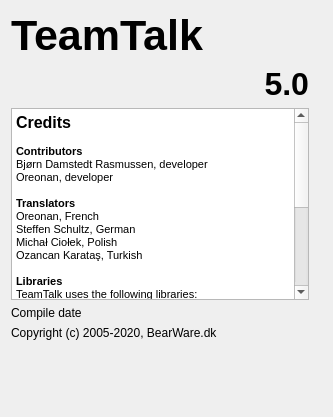
Above: Client/qtTeamTalk/about.ui from BearWare/TeamTalk5 before the change. Below: the same form after it.
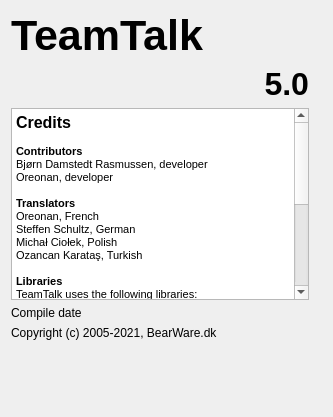
That is the form after the change.

Commit message: Added WebRTC to 3rd party libraries

Diff of the .ui file:
```diff
--- a/Client/qtTeamTalk/about.ui
+++ b/Client/qtTeamTalk/about.ui
@@ -74,33 +74,34 @@
 &lt;html&gt;&lt;head&gt;&lt;meta name=&quot;qrichtext&quot; content=&quot;1&quot; /&gt;&lt;style type=&quot;text/css&quot;&gt;
 p, li { white-space: pre-wrap; }
 &lt;/style&gt;&lt;/head&gt;&lt;body style=&quot; font-family:'MS Shell Dlg 2'; font-size:8.25pt; font-weight:400; font-style:normal;&quot;&gt;
-&lt;p style=&quot; margin-top:0px; margin-bottom:0px; margin-left:0px; margin-right:0px; -qt-block-indent:0; text-indent:0px;&quot;&gt;&lt;span style=&quot; font-family:'MS Shell Dlg 2'; font-size:12pt; font-weight:600;&quot;&gt;Credits&lt;/span&gt;&lt;/p&gt;
-&lt;p style=&quot;-qt-paragraph-type:empty; margin-top:0px; margin-bottom:0px; margin-left:0px; margin-right:0px; -qt-block-indent:0; text-indent:0px; font-family:'MS Shell Dlg 2'; font-weight:600;&quot;&gt;&lt;br /&gt;&lt;/p&gt;
-&lt;p style=&quot; margin-top:0px; margin-bottom:0px; margin-left:0px; margin-right:0px; -qt-block-indent:0; text-indent:0px;&quot;&gt;&lt;span style=&quot; font-family:'MS Shell Dlg 2'; font-weight:600;&quot;&gt;Contributors&lt;/span&gt;&lt;/p&gt;
-&lt;p style=&quot; margin-top:0px; margin-bottom:0px; margin-left:0px; margin-right:0px; -qt-block-indent:0; text-indent:0px;&quot;&gt;&lt;span style=&quot; font-family:'MS Shell Dlg 2';&quot;&gt;Bjørn Damstedt Rasmussen, developer&lt;/span&gt;&lt;/p&gt;
-&lt;p style=&quot; margin-top:0px; margin-bottom:0px; margin-left:0px; margin-right:0px; -qt-block-indent:0; text-indent:0px;&quot;&gt;&lt;span style=&quot; font-family:'MS Shell Dlg 2';&quot;&gt;Oreonan, developer&lt;/span&gt;&lt;/p&gt;
-&lt;p style=&quot;-qt-paragraph-type:empty; margin-top:0px; margin-bottom:0px; margin-left:0px; margin-right:0px; -qt-block-indent:0; text-indent:0px; font-family:'MS Shell Dlg 2';&quot;&gt;&lt;br /&gt;&lt;/p&gt;
-&lt;p style=&quot; margin-top:0px; margin-bottom:0px; margin-left:0px; margin-right:0px; -qt-block-indent:0; text-indent:0px;&quot;&gt;&lt;span style=&quot; font-family:'MS Shell Dlg 2'; font-weight:600;&quot;&gt;Translators&lt;/span&gt;&lt;/p&gt;
-&lt;p style=&quot; margin-top:0px; margin-bottom:0px; margin-left:0px; margin-right:0px; -qt-block-indent:0; text-indent:0px;&quot;&gt;&lt;span style=&quot; font-family:'MS Shell Dlg 2';&quot;&gt;Oreonan, French&lt;/span&gt;&lt;/p&gt;
-&lt;p style=&quot; margin-top:0px; margin-bottom:0px; margin-left:0px; margin-right:0px; -qt-block-indent:0; text-indent:0px;&quot;&gt;&lt;span style=&quot; font-family:'MS Shell Dlg 2';&quot;&gt;Steffen Schultz, German&lt;/span&gt;&lt;/p&gt;
-&lt;p style=&quot; margin-top:0px; margin-bottom:0px; margin-left:0px; margin-right:0px; -qt-block-indent:0; text-indent:0px;&quot;&gt;&lt;span style=&quot; font-family:'MS Shell Dlg 2';&quot;&gt;Michał Ciołek, Polish&lt;/span&gt;&lt;/p&gt;
-&lt;p style=&quot; margin-top:0px; margin-bottom:0px; margin-left:0px; margin-right:0px; -qt-block-indent:0; text-indent:0px;&quot;&gt;&lt;span style=&quot; font-family:'MS Shell Dlg 2';&quot;&gt;Ozancan Karataş, Turkish&lt;/span&gt;&lt;/p&gt;
-&lt;p style=&quot;-qt-paragraph-type:empty; margin-top:0px; margin-bottom:0px; margin-left:0px; margin-right:0px; -qt-block-indent:0; text-indent:0px; font-family:'MS Shell Dlg 2';&quot;&gt;&lt;br /&gt;&lt;/p&gt;
-&lt;p style=&quot; margin-top:0px; margin-bottom:0px; margin-left:0px; margin-right:0px; -qt-block-indent:0; text-indent:0px;&quot;&gt;&lt;span style=&quot; font-family:'MS Shell Dlg 2'; font-weight:600;&quot;&gt;Libraries&lt;/span&gt;&lt;/p&gt;
-&lt;p style=&quot; margin-top:0px; margin-bottom:0px; margin-left:0px; margin-right:0px; -qt-block-indent:0; text-indent:0px;&quot;&gt;&lt;span style=&quot; font-family:'MS Shell Dlg 2';&quot;&gt;TeamTalk uses the following libraries:&lt;/span&gt;&lt;/p&gt;
-&lt;p style=&quot; margin-top:0px; margin-bottom:0px; margin-left:0px; margin-right:0px; -qt-block-indent:0; text-indent:0px;&quot;&gt;&lt;a href=&quot;https://www.dre.vanderbilt.edu/~schmidt/ACE.html&quot;&gt;&lt;span style=&quot; font-family:'MS Shell Dlg 2'; font-size:8pt; text-decoration: underline; color:#0000ff;&quot;&gt;ACE&lt;/span&gt;&lt;/a&gt;&lt;/p&gt;
-&lt;p style=&quot; margin-top:0px; margin-bottom:0px; margin-left:0px; margin-right:0px; -qt-block-indent:0; text-indent:0px;&quot;&gt;&lt;a href=&quot;http://ffmpeg.org/&quot;&gt;&lt;span style=&quot; font-family:'MS Shell Dlg 2'; font-size:8pt; text-decoration: underline; color:#0000ff;&quot;&gt;FFmpeg&lt;/span&gt;&lt;/a&gt;&lt;/p&gt;
-&lt;p style=&quot; margin-top:0px; margin-bottom:0px; margin-left:0px; margin-right:0px; -qt-block-indent:0; text-indent:0px;&quot;&gt;&lt;a href=&quot;https://xiph.org/&quot;&gt;&lt;span style=&quot; font-family:'MS Shell Dlg 2'; font-size:8pt; text-decoration: underline; color:#0000ff;&quot;&gt;OGG&lt;/span&gt;&lt;/a&gt;&lt;/p&gt;
-&lt;p style=&quot; margin-top:0px; margin-bottom:0px; margin-left:0px; margin-right:0px; -qt-block-indent:0; text-indent:0px;&quot;&gt;&lt;a href=&quot;http://www.openssl.org&quot;&gt;&lt;span style=&quot; font-family:'MS Shell Dlg 2'; font-size:8pt; text-decoration: underline; color:#0000ff;&quot;&gt;OpenSSL&lt;/span&gt;&lt;/a&gt;&lt;/p&gt;
-&lt;p style=&quot; margin-top:0px; margin-bottom:0px; margin-left:0px; margin-right:0px; -qt-block-indent:0; text-indent:0px;&quot;&gt;&lt;a href=&quot;https://xiph.org/&quot;&gt;&lt;span style=&quot; font-family:'MS Shell Dlg 2'; font-size:8pt; text-decoration: underline; color:#0000ff;&quot;&gt;OPUS&lt;/span&gt;&lt;/a&gt;&lt;/p&gt;
-&lt;p style=&quot; margin-top:0px; margin-bottom:0px; margin-left:0px; margin-right:0px; -qt-block-indent:0; text-indent:0px;&quot;&gt;&lt;a href=&quot;https://xiph.org/&quot;&gt;&lt;span style=&quot; font-family:'MS Shell Dlg 2'; font-size:8pt; text-decoration: underline; color:#0000ff;&quot;&gt;OPUS-tools&lt;/span&gt;&lt;/a&gt;&lt;/p&gt;
-&lt;p style=&quot; margin-top:0px; margin-bottom:0px; margin-left:0px; margin-right:0px; -qt-block-indent:0; text-indent:0px;&quot;&gt;&lt;a href=&quot;http://portaudio.com/&quot;&gt;&lt;span style=&quot; font-family:'MS Shell Dlg 2'; font-size:8pt; text-decoration: underline; color:#0000ff;&quot;&gt;PortAudio&lt;/span&gt;&lt;/a&gt;&lt;/p&gt;
-&lt;p style=&quot; margin-top:0px; margin-bottom:0px; margin-left:0px; margin-right:0px; -qt-block-indent:0; text-indent:0px;&quot;&gt;&lt;a href=&quot;http://qt.io&quot;&gt;&lt;span style=&quot; font-family:'MS Shell Dlg 2'; font-size:8pt; text-decoration: underline; color:#0000ff;&quot;&gt;Qt&lt;/span&gt;&lt;/a&gt;&lt;/p&gt;
-&lt;p style=&quot; margin-top:0px; margin-bottom:0px; margin-left:0px; margin-right:0px; -qt-block-indent:0; text-indent:0px;&quot;&gt;&lt;a href=&quot;https://xiph.org/&quot;&gt;&lt;span style=&quot; font-family:'MS Shell Dlg 2'; font-size:8pt; text-decoration: underline; color:#0000ff;&quot;&gt;Speex&lt;/span&gt;&lt;/a&gt;&lt;/p&gt;
-&lt;p style=&quot; margin-top:0px; margin-bottom:0px; margin-left:0px; margin-right:0px; -qt-block-indent:0; text-indent:0px;&quot;&gt;&lt;a href=&quot;https://xiph.org/&quot;&gt;&lt;span style=&quot; font-family:'MS Shell Dlg 2'; font-size:8pt; text-decoration: underline; color:#0000ff;&quot;&gt;SpeexDSP&lt;/span&gt;&lt;/a&gt;&lt;/p&gt;
-&lt;p style=&quot; margin-top:0px; margin-bottom:0px; margin-left:0px; margin-right:0px; -qt-block-indent:0; text-indent:0px;&quot;&gt;&lt;a href=&quot;http://www.grinninglizard.com/tinyxml/&quot;&gt;&lt;span style=&quot; font-family:'MS Shell Dlg 2'; font-size:8pt; text-decoration: underline; color:#0000ff;&quot;&gt;TinyXML&lt;/span&gt;&lt;/a&gt;&lt;/p&gt;
-&lt;p style=&quot; margin-top:0px; margin-bottom:0px; margin-left:0px; margin-right:0px; -qt-block-indent:0; text-indent:0px;&quot;&gt;&lt;a href=&quot;https://www.webmproject.org/&quot;&gt;&lt;span style=&quot; font-family:'MS Shell Dlg 2'; font-size:8pt; text-decoration: underline; color:#0000ff;&quot;&gt;WebM&lt;/span&gt;&lt;/a&gt;&lt;/p&gt;
-&lt;p style=&quot; margin-top:0px; margin-bottom:0px; margin-left:0px; margin-right:0px; -qt-block-indent:0; text-indent:0px;&quot;&gt;&lt;a href=&quot;https://zlib.net/&quot;&gt;&lt;span style=&quot; font-family:'MS Shell Dlg 2'; font-size:8pt; text-decoration: underline; color:#0000ff;&quot;&gt;Zlib&lt;/span&gt;&lt;/a&gt;&lt;/p&gt;&lt;/body&gt;&lt;/html&gt;</string>
+&lt;p style=&quot; margin-top:0px; margin-bottom:0px; margin-left:0px; margin-right:0px; -qt-block-indent:0; text-indent:0px;&quot;&gt;&lt;span style=&quot; font-size:12pt; font-weight:600;&quot;&gt;Credits&lt;/span&gt;&lt;/p&gt;
+&lt;p style=&quot;-qt-paragraph-type:empty; margin-top:0px; margin-bottom:0px; margin-left:0px; margin-right:0px; -qt-block-indent:0; text-indent:0px; font-weight:600;&quot;&gt;&lt;br /&gt;&lt;/p&gt;
+&lt;p style=&quot; margin-top:0px; margin-bottom:0px; margin-left:0px; margin-right:0px; -qt-block-indent:0; text-indent:0px;&quot;&gt;&lt;span style=&quot; font-weight:600;&quot;&gt;Contributors&lt;/span&gt;&lt;/p&gt;
+&lt;p style=&quot; margin-top:0px; margin-bottom:0px; margin-left:0px; margin-right:0px; -qt-block-indent:0; text-indent:0px;&quot;&gt;Bjørn Damstedt Rasmussen, developer&lt;/p&gt;
+&lt;p style=&quot; margin-top:0px; margin-bottom:0px; margin-left:0px; margin-right:0px; -qt-block-indent:0; text-indent:0px;&quot;&gt;Oreonan, developer&lt;/p&gt;
+&lt;p style=&quot;-qt-paragraph-type:empty; margin-top:0px; margin-bottom:0px; margin-left:0px; margin-right:0px; -qt-block-indent:0; text-indent:0px;&quot;&gt;&lt;br /&gt;&lt;/p&gt;
+&lt;p style=&quot; margin-top:0px; margin-bottom:0px; margin-left:0px; margin-right:0px; -qt-block-indent:0; text-indent:0px;&quot;&gt;&lt;span style=&quot; font-weight:600;&quot;&gt;Translators&lt;/span&gt;&lt;/p&gt;
+&lt;p style=&quot; margin-top:0px; margin-bottom:0px; margin-left:0px; margin-right:0px; -qt-block-indent:0; text-indent:0px;&quot;&gt;Oreonan, French&lt;/p&gt;
+&lt;p style=&quot; margin-top:0px; margin-bottom:0px; margin-left:0px; margin-right:0px; -qt-block-indent:0; text-indent:0px;&quot;&gt;Steffen Schultz, German&lt;/p&gt;
+&lt;p style=&quot; margin-top:0px; margin-bottom:0px; margin-left:0px; margin-right:0px; -qt-block-indent:0; text-indent:0px;&quot;&gt;Michał Ciołek, Polish&lt;/p&gt;
+&lt;p style=&quot; margin-top:0px; margin-bottom:0px; margin-left:0px; margin-right:0px; -qt-block-indent:0; text-indent:0px;&quot;&gt;Ozancan Karataş, Turkish&lt;/p&gt;
+&lt;p style=&quot;-qt-paragraph-type:empty; margin-top:0px; margin-bottom:0px; margin-left:0px; margin-right:0px; -qt-block-indent:0; text-indent:0px;&quot;&gt;&lt;br /&gt;&lt;/p&gt;
+&lt;p style=&quot; margin-top:0px; margin-bottom:0px; margin-left:0px; margin-right:0px; -qt-block-indent:0; text-indent:0px;&quot;&gt;&lt;span style=&quot; font-weight:600;&quot;&gt;Libraries&lt;/span&gt;&lt;/p&gt;
+&lt;p style=&quot; margin-top:0px; margin-bottom:0px; margin-left:0px; margin-right:0px; -qt-block-indent:0; text-indent:0px;&quot;&gt;TeamTalk uses the following libraries:&lt;/p&gt;
+&lt;p style=&quot; margin-top:0px; margin-bottom:0px; margin-left:0px; margin-right:0px; -qt-block-indent:0; text-indent:0px;&quot;&gt;&lt;a href=&quot;https://www.dre.vanderbilt.edu/~schmidt/ACE.html&quot;&gt;&lt;span style=&quot; font-size:8pt; text-decoration: underline; color:#0000ff;&quot;&gt;ACE&lt;/span&gt;&lt;/a&gt;&lt;/p&gt;
+&lt;p style=&quot; margin-top:0px; margin-bottom:0px; margin-left:0px; margin-right:0px; -qt-block-indent:0; text-indent:0px;&quot;&gt;&lt;a href=&quot;http://ffmpeg.org/&quot;&gt;&lt;span style=&quot; font-size:8pt; text-decoration: underline; color:#0000ff;&quot;&gt;FFmpeg&lt;/span&gt;&lt;/a&gt;&lt;/p&gt;
+&lt;p style=&quot; margin-top:0px; margin-bottom:0px; margin-left:0px; margin-right:0px; -qt-block-indent:0; text-indent:0px;&quot;&gt;&lt;a href=&quot;https://xiph.org/&quot;&gt;&lt;span style=&quot; font-size:8pt; text-decoration: underline; color:#0000ff;&quot;&gt;OGG&lt;/span&gt;&lt;/a&gt;&lt;/p&gt;
+&lt;p style=&quot; margin-top:0px; margin-bottom:0px; margin-left:0px; margin-right:0px; -qt-block-indent:0; text-indent:0px;&quot;&gt;&lt;a href=&quot;http://www.openssl.org&quot;&gt;&lt;span style=&quot; font-size:8pt; text-decoration: underline; color:#0000ff;&quot;&gt;OpenSSL&lt;/span&gt;&lt;/a&gt;&lt;/p&gt;
+&lt;p style=&quot; margin-top:0px; margin-bottom:0px; margin-left:0px; margin-right:0px; -qt-block-indent:0; text-indent:0px;&quot;&gt;&lt;a href=&quot;https://xiph.org/&quot;&gt;&lt;span style=&quot; font-size:8pt; text-decoration: underline; color:#0000ff;&quot;&gt;OPUS&lt;/span&gt;&lt;/a&gt;&lt;/p&gt;
+&lt;p style=&quot; margin-top:0px; margin-bottom:0px; margin-left:0px; margin-right:0px; -qt-block-indent:0; text-indent:0px;&quot;&gt;&lt;a href=&quot;https://xiph.org/&quot;&gt;&lt;span style=&quot; font-size:8pt; text-decoration: underline; color:#0000ff;&quot;&gt;OPUS-tools&lt;/span&gt;&lt;/a&gt;&lt;/p&gt;
+&lt;p style=&quot; margin-top:0px; margin-bottom:0px; margin-left:0px; margin-right:0px; -qt-block-indent:0; text-indent:0px;&quot;&gt;&lt;a href=&quot;http://portaudio.com/&quot;&gt;&lt;span style=&quot; font-size:8pt; text-decoration: underline; color:#0000ff;&quot;&gt;PortAudio&lt;/span&gt;&lt;/a&gt;&lt;/p&gt;
+&lt;p style=&quot; margin-top:0px; margin-bottom:0px; margin-left:0px; margin-right:0px; -qt-block-indent:0; text-indent:0px;&quot;&gt;&lt;a href=&quot;http://qt.io&quot;&gt;&lt;span style=&quot; font-size:8pt; text-decoration: underline; color:#0000ff;&quot;&gt;Qt&lt;/span&gt;&lt;/a&gt;&lt;/p&gt;
+&lt;p style=&quot; margin-top:0px; margin-bottom:0px; margin-left:0px; margin-right:0px; -qt-block-indent:0; text-indent:0px;&quot;&gt;&lt;a href=&quot;https://xiph.org/&quot;&gt;&lt;span style=&quot; font-size:8pt; text-decoration: underline; color:#0000ff;&quot;&gt;Speex&lt;/span&gt;&lt;/a&gt;&lt;/p&gt;
+&lt;p style=&quot; margin-top:0px; margin-bottom:0px; margin-left:0px; margin-right:0px; -qt-block-indent:0; text-indent:0px;&quot;&gt;&lt;a href=&quot;https://xiph.org/&quot;&gt;&lt;span style=&quot; font-size:8pt; text-decoration: underline; color:#0000ff;&quot;&gt;SpeexDSP&lt;/span&gt;&lt;/a&gt;&lt;/p&gt;
+&lt;p style=&quot; margin-top:0px; margin-bottom:0px; margin-left:0px; margin-right:0px; -qt-block-indent:0; text-indent:0px;&quot;&gt;&lt;a href=&quot;http://www.grinninglizard.com/tinyxml/&quot;&gt;&lt;span style=&quot; font-size:8pt; text-decoration: underline; color:#0000ff;&quot;&gt;TinyXML&lt;/span&gt;&lt;/a&gt;&lt;/p&gt;
+&lt;p style=&quot; margin-top:0px; margin-bottom:0px; margin-left:0px; margin-right:0px; -qt-block-indent:0; text-indent:0px;&quot;&gt;&lt;a href=&quot;https://www.webmproject.org/&quot;&gt;&lt;span style=&quot; font-size:8pt; text-decoration: underline; color:#0000ff;&quot;&gt;WebM&lt;/span&gt;&lt;/a&gt;&lt;/p&gt;
+&lt;p style=&quot; margin-top:0px; margin-bottom:0px; margin-left:0px; margin-right:0px; -qt-block-indent:0; text-indent:0px;&quot;&gt;&lt;a href=&quot;https://webrtc.org/&quot;&gt;&lt;span style=&quot; font-size:8pt; text-decoration: underline; color:#0000ff;&quot;&gt;WebRTC&lt;/span&gt;&lt;/a&gt;&lt;/p&gt;
+&lt;p style=&quot; margin-top:0px; margin-bottom:0px; margin-left:0px; margin-right:0px; -qt-block-indent:0; text-indent:0px;&quot;&gt;&lt;a href=&quot;https://zlib.net/&quot;&gt;&lt;span style=&quot; font-size:8pt; text-decoration: underline; color:#0000ff;&quot;&gt;Zlib&lt;/span&gt;&lt;/a&gt;&lt;/p&gt;&lt;/body&gt;&lt;/html&gt;</string>
        </property>
        <property name="openExternalLinks">
         <bool>true</bool>
@@ -120,7 +121,7 @@
      <item>
       <widget class="QLabel" name="label_4">
        <property name="text">
-        <string notr="true">Copyright (c) 2005-2020, BearWare.dk</string>
+        <string notr="true">Copyright (c) 2005-2021, BearWare.dk</string>
        </property>
        <property name="wordWrap">
         <bool>true</bool>
```
The commit also changes 2 other files.
